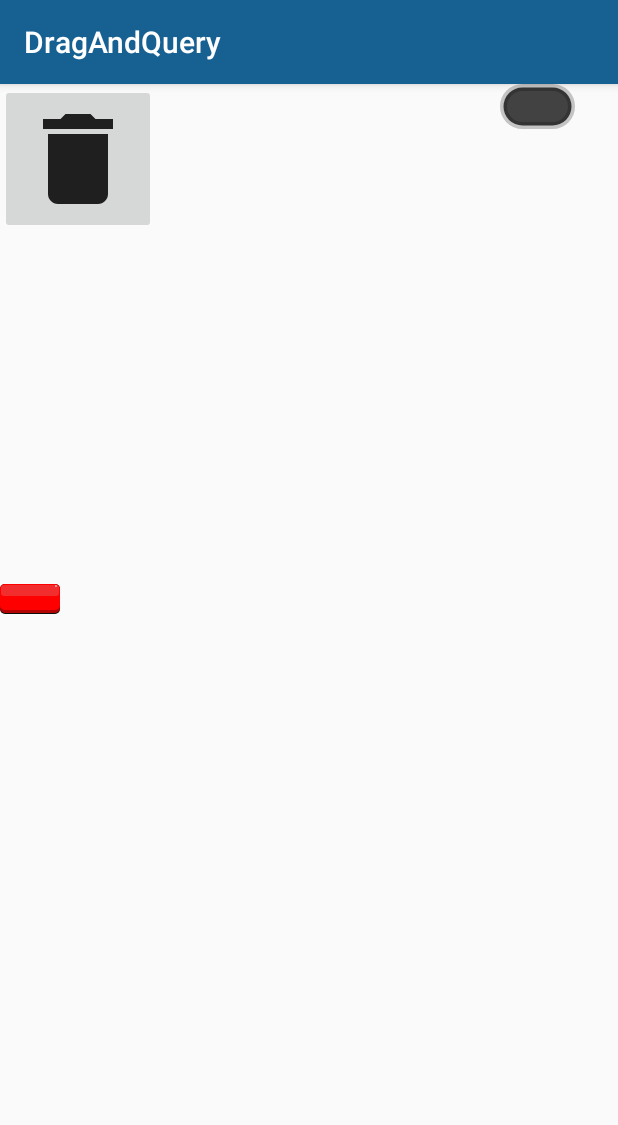
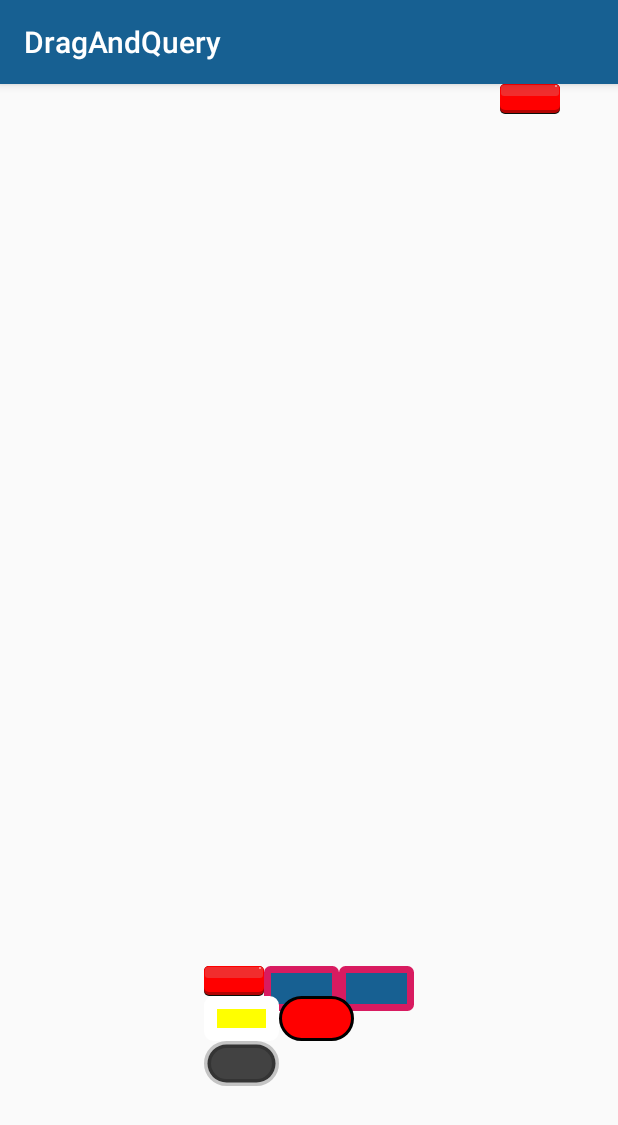
Before and after one commit to PatrickAbels8/DragAndQuery, an Android app: the Practice screen opened directly, with no data from a screen before it, on a phone screen of 412 x 824 dp. Shown: the top 1125 px of the screen. Run offline under Robolectric (Android 15) with nearby library versions, the phone set to English and light mode, and no system bars.

Commit message:
viewgroup buggy

```diff
--- a/app/src/main/java/com/example/dragandquery/Navigation.java
+++ b/app/src/main/java/com/example/dragandquery/Navigation.java
@@ -243,7 +243,7 @@ public class Navigation extends AppCompatActivity
     @Override
     //TODO back stack + add all the navi stuff to the other main activities after creating the main activities each
     public boolean onNavigationItemSelected(MenuItem item) {
-        Toast.makeText(getApplicationContext(), "onNavigationItemSelected", Toast.LENGTH_LONG).show();
+        //Toast.makeText(getApplicationContext(), "onNavigationItemSelected", Toast.LENGTH_LONG).show();
         // Handle navigation view item clicks here.
         int id = item.getItemId();
 
--- a/app/src/main/java/com/example/dragandquery/Practice.java
+++ b/app/src/main/java/com/example/dragandquery/Practice.java
@@ -7,9 +7,11 @@ import android.content.ClipData;
 import android.content.ClipDescription;
 import android.content.Context;
 import android.os.Bundle;
+import android.util.Log;
 import android.view.DragEvent;
 import android.view.MotionEvent;
 import android.view.View;
+import android.view.ViewGroup;
 import android.widget.Button;
 import android.widget.ImageButton;
 import android.widget.ImageView;
@@ -19,6 +21,9 @@ import android.widget.Toast;
 
 import com.example.dragandquery.block.Block;
 import com.example.dragandquery.block.BlockFactory;
+import com.example.dragandquery.block.BlockT;
+import com.example.dragandquery.block.BlockView;
+import com.example.dragandquery.block.Node;
 
 /***
  * TODO
@@ -28,18 +33,21 @@ import com.example.dragandquery.block.BlockFactory;
 public class Practice extends AppCompatActivity {
 
     //coms
-    ImageButton btn;
-    ImageView iv1;
-    ImageView iv2;
+    BlockView draggedView;
+    BlockView otherView;
     Context context;
     TextView text;
     RelativeLayout layout;
 
+    RelativeLayout l;
+
+    RelativeLayout draggedLayout;
+
     //vars
     int xDelta;
     int yDelta;
-    Block bs;
-    Block ba;
+    BlockT draggedBlock;
+    BlockT otherBlock;
 
     @SuppressLint("ClickableViewAccessibility")
     @Override
@@ -48,280 +56,101 @@ public class Practice extends AppCompatActivity {
         setContentView(R.layout.activity_practice);
         context = getApplicationContext();
 
+        l = (RelativeLayout) findViewById(R.id.l);
+        l.setOnTouchListener(new View.OnTouchListener() {
+            @Override
+            public boolean onTouch(View view, MotionEvent motionEvent) {
+                if((motionEvent.getAction()==MotionEvent.ACTION_DOWN)){
+                    ClipData data = ClipData.newPlainText("", "");
+                    View.DragShadowBuilder shadow = new View.DragShadowBuilder(view);
+                    view.startDragAndDrop(data, shadow, view, View.DRAG_FLAG_OPAQUE);
+                    view.setVisibility(View.INVISIBLE);
+                    return true;
+                }else
+                    return false;
+            }
+        });
+
         //init stuff
-        btn = (ImageButton) findViewById(R.id.button);
-        //iv1 = (ImageView) findViewById(R.id.iv1);
-        //iv2 = (ImageView) findViewById(R.id.iv2);
         text = (TextView) findViewById(R.id.text);
         layout = (RelativeLayout) findViewById(R.id.layout);
 
-        bs = BlockFactory.getInstance().SELECT;
-        ba = BlockFactory.getInstance().WHERE;
-        iv1 = (bs).createView(context);
-        iv2 = (ba).createView(context);
-        iv2.setX(500);
-        iv1.setY(500);
-        layout.addView(iv1);
-        layout.addView(iv2);
+        draggedBlock = BlockT.SELECT;
+        otherBlock = BlockT.ATTRIBUTE;
+        draggedView = draggedBlock.createView(context);
+        otherView = otherBlock.createView(context);
 
-        btn.setTag("button");
-        iv1.setTag("iv1");
-        iv2.setTag("iv2");
+        RelativeLayout.LayoutParams lp1 = new RelativeLayout.LayoutParams(RelativeLayout.LayoutParams.WRAP_CONTENT, RelativeLayout.LayoutParams.WRAP_CONTENT);
+        RelativeLayout.LayoutParams lp2 = new RelativeLayout.LayoutParams(RelativeLayout.LayoutParams.WRAP_CONTENT, RelativeLayout.LayoutParams.WRAP_CONTENT);
+        lp1.setMarginStart(500);
+        lp2.setMarginStart(800);
+        layout.addView(draggedView, lp1);
+        layout.addView(otherView, lp2);
 
-        iv1.setOnTouchListener(new View.OnTouchListener() {
+        draggedLayout = new RelativeLayout(context);
+
+        RelativeLayout.LayoutParams lp3 = new RelativeLayout.LayoutParams(RelativeLayout.LayoutParams.WRAP_CONTENT, RelativeLayout.LayoutParams.WRAP_CONTENT);
+        //lp3.setMarginStart(500);
+        layout.addView(draggedLayout, lp3);
+
+        layout.removeView(draggedView);
+        draggedLayout.addView(draggedView);
+
+        Log.d("############# dragged_Layout dim", Integer.toString(draggedLayout.getChildCount()));
+
+        draggedLayout.setOnTouchListener(new View.OnTouchListener() {
             @Override
             public boolean onTouch(View view, MotionEvent motionEvent) {
-                final int X = (int) motionEvent.getRawX();
-                final int Y = (int) motionEvent.getRawY();
-                switch(motionEvent.getAction()&MotionEvent.ACTION_MASK) {
-                    case MotionEvent.ACTION_DOWN:
-                        RelativeLayout.LayoutParams lParams = (RelativeLayout.LayoutParams) view.getLayoutParams();
-                        xDelta = X - lParams.leftMargin;
-                        yDelta = Y - lParams.topMargin;
-                        break;
-                    case MotionEvent.ACTION_UP:
-                        break;
-                    case MotionEvent.ACTION_POINTER_DOWN:
-                        break;
-                    case MotionEvent.ACTION_POINTER_UP:
-                        break;
-                    case MotionEvent.ACTION_MOVE:
-                        //set lable for clearing
-                        /*ClipData data = ClipData.newPlainText("iv1", "");
-                        View.DragShadowBuilder shadow = new View.DragShadowBuilder(view);
-                        view.startDragAndDrop(data, shadow, view, 0);*/
+                if((motionEvent.getAction()==MotionEvent.ACTION_DOWN)){
+                    ClipData data = ClipData.newPlainText("", "");
+                    View.DragShadowBuilder shadow = new View.DragShadowBuilder(view);
+                    view.startDragAndDrop(data, shadow, view, View.DRAG_FLAG_OPAQUE);
+                    view.setVisibility(View.INVISIBLE);
+                    return true;
+                }else
+                    return false;
+            }
+        });
 
-                        RelativeLayout.LayoutParams layoutParams = (RelativeLayout.LayoutParams) view.getLayoutParams();
-                        layoutParams.leftMargin = X - xDelta;
-                        layoutParams.topMargin = Y - yDelta;
-                        layoutParams.rightMargin = -250;
-                        layoutParams.bottomMargin = -250;
-                        view.setLayoutParams(layoutParams);
+        layout.setOnDragListener((view, dragEvent) -> {
+            int dragID = dragEvent.getAction();
+            switch(dragID) {
+                //what if night enters d4
+                case DragEvent.ACTION_DRAG_ENTERED:
+                    break;
+                //what if night exited d4
+                case DragEvent.ACTION_DRAG_EXITED:
+                    break;
+                //what if night is finally dropped on d4
+                case DragEvent.ACTION_DROP:
+                    Object o = dragEvent.getLocalState();
+                    if(o instanceof BlockView) {
+                        BlockView draggedView = (BlockView) o;
+                        draggedView.setX(dragEvent.getX()-draggedView.getWidth()/2);
+                        draggedView.setY(dragEvent.getY()-draggedView.getHeight()/2);
+                        draggedView.setVisibility(View.VISIBLE);
+                    }else if(o instanceof RelativeLayout) {
+                        RelativeLayout draggedLayout = (RelativeLayout) o;
+                        draggedLayout.setX(dragEvent.getX()-draggedLayout.getWidth()/2);
+                        draggedLayout.setY(dragEvent.getY()-draggedLayout.getHeight()/2);
+                        draggedLayout.setVisibility(View.VISIBLE);
+                    }
+                    break;
+            }
+            return true;
+        });
 
-
-                        break;
-                }
-                layout.invalidate();
+        otherView.setOnLongClickListener(new View.OnLongClickListener() {
+            @Override
+            public boolean onLongClick(View view) {
+                RelativeLayout.LayoutParams lp = new RelativeLayout.LayoutParams(RelativeLayout.LayoutParams.WRAP_CONTENT, RelativeLayout.LayoutParams.WRAP_CONTENT);
+                lp.addRule(RelativeLayout.RIGHT_OF, draggedView.getId());
+                layout.removeView(view);
+                draggedLayout.addView(view, lp);
                 return true;
             }
         });
 
-        iv2.setOnTouchListener(new View.OnTouchListener() {
-            @Override
-            public boolean onTouch(View view, MotionEvent motionEvent) {
-                if((motionEvent.getAction()==MotionEvent.ACTION_DOWN)&&((ImageView)view).getDrawable()!=null){
-                    ClipData data = ClipData.newPlainText("iv2", "");
-                    View.DragShadowBuilder shadow = new View.DragShadowBuilder(view);
-                    view.startDragAndDrop(data, shadow, view, 0);
-                    return true;
-                }else
-                    return false;
 
-            }
-        });
-
-        iv2.setOnDragListener(new View.OnDragListener() {
-            @Override
-            public boolean onDrag(View view, DragEvent dragEvent) {
-                switch (dragEvent.getAction()){
-                    case DragEvent.ACTION_DROP:
-                        Toast.makeText(context, "DROP", Toast.LENGTH_SHORT).show();
-                        break;
-                }
-                return true;
-            }
-        });
-
-        /*iv2.setOnTouchListener(new View.OnTouchListener() {
-            @Override
-            public boolean onTouch(View view, MotionEvent motionEvent) {
-                final int X = (int) motionEvent.getRawX();
-                final int Y = (int) motionEvent.getRawY();
-                switch(motionEvent.getAction()&MotionEvent.ACTION_MASK) {
-                    case MotionEvent.ACTION_DOWN:
-                        RelativeLayout.LayoutParams lParams = (RelativeLayout.LayoutParams) view.getLayoutParams();
-                        xDelta = X - lParams.leftMargin;
-                        yDelta = Y - lParams.topMargin;
-                        break;
-                    case MotionEvent.ACTION_UP:
-                        break;
-                    case MotionEvent.ACTION_POINTER_DOWN:
-                        break;
-                    case MotionEvent.ACTION_POINTER_UP:
-                        break;
-                    case MotionEvent.ACTION_MOVE:
-                        RelativeLayout.LayoutParams layoutParams = (RelativeLayout.LayoutParams) view.getLayoutParams();
-                        layoutParams.leftMargin = X - xDelta;
-                        layoutParams.topMargin = Y - yDelta;
-                        layoutParams.rightMargin = -250;
-                        layoutParams.bottomMargin = -250;
-                        view.setLayoutParams(layoutParams);
-                        break;
-                }
-                layout.invalidate();
-                return true;
-            }
-        });*/
-
-        btn.setOnDragListener(new View.OnDragListener() {
-            @Override
-            public boolean onDrag(View view, DragEvent dragEvent) {
-                //Toast.makeText(context, "drag noticed", Toast.LENGTH_SHORT).show();
-                int dragID = dragEvent.getAction();
-                switch(dragID) {
-                    //what if night enters d4
-                    case DragEvent.ACTION_DRAG_ENTERED:
-                        Toast.makeText(context, "so entered me btn", Toast.LENGTH_SHORT).show();
-                        btn.setHovered(true);
-                        break;
-                    //what if night exited d4
-                    case DragEvent.ACTION_DRAG_EXITED:
-                        Toast.makeText(context, "so exited me btn", Toast.LENGTH_SHORT).show();
-                        btn.setHovered(false);
-                        break;
-                    //what if night is finally dropped on d4
-                    case DragEvent.ACTION_DROP:
-                        /*ClipData data = dragEvent.getClipData();
-                        ClipDescription description = data.getDescription();
-                        CharSequence droppedIv = description.getLabel();*/
-                        Toast.makeText(context, "so dropped at me btn: "
-                               //  +droppedIv
-                                , Toast.LENGTH_SHORT).show();
-                        //layout.removeView();
-                }
-                return true;
-            }
-        });
-
-        /*iv2.setOnDragListener(new View.OnDragListener() {
-            @Override
-            public boolean onDrag(View view, DragEvent dragEvent) {
-                //Toast.makeText(context, "drag noticed", Toast.LENGTH_SHORT).show();
-                int dragID = dragEvent.getAction();
-                switch(dragID) {
-                    //what if night enters d4
-                    case DragEvent.ACTION_DRAG_ENTERED:
-                        Toast.makeText(context, "so entered me iv2", Toast.LENGTH_SHORT).show();
-                        btn.setHovered(true);
-                        break;
-                    //what if night exited d4
-                    case DragEvent.ACTION_DRAG_EXITED:
-                        Toast.makeText(context, "so exited me iv2", Toast.LENGTH_SHORT).show();
-                        btn.setHovered(false);
-                        break;
-                    //what if night is finally dropped on d4
-                    case DragEvent.ACTION_DROP:
-                        Toast.makeText(context, "so dropped at me iv2", Toast.LENGTH_SHORT).show();
-                }
-                return true;
-            }
-        });*/
-
-        iv1.setOnDragListener(new View.OnDragListener() {
-            @Override
-            public boolean onDrag(View view, DragEvent dragEvent) {
-                /*boolean viewFitsRight = false;
-                boolean viewFitsLeft = false;
-
-                Class<? extends Block> viewBlock = (Class<? extends Block>) view.getTag();
-                Class<? extends Block> curViewBlock = (Class<? extends Block>) iv1.getTag();
-
-                for (Class<? extends Block> b : ((Block) iv1.getTag()).getSuccessors()) {
-                    if (viewBlock.equals(b)) {
-                        viewFitsRight = true;
-                    }
-                }
-
-                for (Class<? extends Block> b : ((Block) view.getTag()).getSuccessors()) {
-                    if (curViewBlock.equals(b)) {
-                        viewFitsLeft = true;
-                    }
-                }
-*/
-                int dragID = dragEvent.getAction();
-                switch (dragID) {
-                    case DragEvent.ACTION_DRAG_ENTERED:
-                        //if pres and sucs match, make an animation
-                        /*if (viewFitsLeft) {
-                            text.setText("fits left");
-                        }
-                        if (viewFitsRight) {
-                            text.setText("fits right");
-                        }*/
-                        break;
-                    case DragEvent.ACTION_DRAG_EXITED:
-                        //if there was, end the animation
-                        //text.setText("");
-                        break;
-                    case DragEvent.ACTION_DROP:
-                        //if prex and sucs match, glue them together
-                        /*if (viewFitsLeft) {
-                            text.setText("DROP left");
-                        }
-                        if (viewFitsRight) {
-                            text.setText("DROP right");
-                        }*/
-                        Toast.makeText(context, "DROP", Toast.LENGTH_SHORT).show();
-                        Object o = dragEvent.getLocalState();
-                        if(o instanceof ImageView) {
-                            ImageView iv = (ImageView) o;
-                            iv.setX(view.getX()+view.getWidth());
-                            iv.setY(view.getY());
-                        }
-                        break;
-                }
-                return true;
-            }
-        });
-
-                /*iv2.setOnDragListener(new View.OnDragListener() {
-                    @Override
-                    public boolean onDrag(View view, DragEvent dragEvent) {
-                        boolean viewFitsRight = false;
-                        boolean viewFitsLeft = false;
-
-                        Class<? extends Block> viewBlock = (Class<? extends Block>) view.getTag();
-                        Class<? extends Block> curViewBlock = (Class<? extends Block>) iv1.getTag();
-
-                        for (Class<? extends Block> b : ((Block) iv1.getTag()).getSuccessors()) {
-                            if (viewBlock.equals(b)) {
-                                viewFitsRight = true;
-                            }
-                        }
-
-                        for (Class<? extends Block> b : ((Block) view.getTag()).getSuccessors()) {
-                            if (curViewBlock.equals(b)) {
-                                viewFitsLeft = true;
-                            }
-                        }
-
-                        int dragID = dragEvent.getAction();
-                        switch (dragID) {
-                            case DragEvent.ACTION_DRAG_ENTERED:
-                                //if pres and sucs match, make an animation
-                                if (viewFitsLeft) {
-                                    text.setText("fits left");
-                                }
-                                if (viewFitsRight) {
-                                    text.setText("fits right");
-                                }
-                                break;
-                            case DragEvent.ACTION_DRAG_EXITED:
-                                //if there was, end the animation
-                                text.setText("");
-                                break;
-                            case DragEvent.ACTION_DROP:
-                                //if prex and sucs match, glue them together
-                                if (viewFitsLeft) {
-                                    text.setText("DROP left");
-                                }
-                                if (viewFitsRight) {
-                                    text.setText("DROP right");
-                                }
-                                break;
-                        }
-                        return true;
-                    }
-                });*/
    }
 }
--- a/app/src/main/java/com/example/dragandquery/block/BlockT.java
+++ b/app/src/main/java/com/example/dragandquery/block/BlockT.java
@@ -109,8 +109,8 @@ public enum BlockT {
         return sucs;
     }
 
-    public ImageView createView(Context context){
-        ImageView view = new BlockView(context);
+    public BlockView createView(Context context){
+        BlockView view = new BlockView(context);
         view.setImageResource(getDesign());
         view.setTag(this);
         return view;
--- a/app/src/main/java/com/example/dragandquery/free/Fragment_Blocks.java
+++ b/app/src/main/java/com/example/dragandquery/free/Fragment_Blocks.java
@@ -116,7 +116,7 @@ public class Fragment_Blocks extends Fragment {
                     public boolean onTouch(View view, MotionEvent motionEvent) {
                         if(motionEvent.getAction()==MotionEvent.ACTION_DOWN){
                             showOrHideBlocks(null, -1);
-                            float rawX = motionEvent.getX();
+                            float rawX = motionEvent.getX(); //todo take view pos but event pos OR getRawX but getX
                             float rawY = motionEvent.getY() - (float)ll_blocks.getHeight() - (float)ll_categories.getHeight();
                             listener.onBlockDragged(view, rawX, rawY);
                         }
--- a/app/src/main/java/com/example/dragandquery/tutorial/TutorialCategory.java
+++ b/app/src/main/java/com/example/dragandquery/tutorial/TutorialCategory.java
@@ -194,6 +194,11 @@ public class TutorialCategory extends AppCompatActivity {
                 addLection(getString(R.string.cat1_lec4));
                 addLection(getString(R.string.cat1_lec5));
                 addLection(getString(R.string.cat1_lec6));
+                addLection(getString(R.string.cat1_lec7));
+                addLection(getString(R.string.cat1_lec8));
+                addLection(getString(R.string.cat1_lec9));
+                addLection(getString(R.string.cat1_lec10));
+                addLection(getString(R.string.cat1_lec11));
 
                 exp_key = getString(R.string.tutScore1_key);
                 exp_unlocked_key = getString(R.string.tutScore1_unlocked_key);
--- a/app/src/main/res/layout/activity_practice.xml
+++ b/app/src/main/res/layout/activity_practice.xml
@@ -7,14 +7,6 @@
     tools:context=".Practice"
     android:id="@+id/layout">
 
-    <ImageButton
-        android:id="@+id/button"
-        android:layout_width="wrap_content"
-        android:layout_height="wrap_content"
-        android:layout_alignParentTop="true"
-        android:layout_alignParentLeft="true"
-        android:src="@drawable/garbage_collector"/>
-
     <TextView
         android:layout_width="wrap_content"
         android:layout_height="wrap_content"
@@ -22,4 +14,52 @@
         android:layout_centerHorizontal="true"
         android:id="@+id/text"/>
 
+    <RelativeLayout
+        android:layout_width="wrap_content"
+        android:layout_height="wrap_content"
+        android:layout_alignParentBottom="true"
+        android:layout_centerInParent="true"
+        android:layout_marginBottom="100dp"
+        android:id="@+id/l">
+
+        <ImageView
+            android:layout_width="wrap_content"
+            android:layout_height="wrap_content"
+            android:src="@drawable/select_block"
+            android:id="@+id/b1"/>
+
+        <ImageView
+            android:id="@+id/b2"
+            android:layout_width="wrap_content"
+            android:layout_height="wrap_content"
+            android:src="@drawable/attribute_block"
+            android:layout_toRightOf="@id/b1"/>
+
+        <ImageView
+            android:layout_width="wrap_content"
+            android:layout_height="wrap_content"
+            android:src="@drawable/attribute_block"
+            android:layout_toRightOf="@id/b2"/>
+
+        <ImageView
+            android:id="@+id/b3"
+            android:layout_width="wrap_content"
+            android:layout_height="wrap_content"
+            android:src="@drawable/from_block"
+            android:layout_below="@id/b1"/>
+
+        <ImageView
+            android:layout_width="wrap_content"
+            android:layout_height="wrap_content"
+            android:src="@drawable/where_block"
+            android:layout_below="@id/b3"/>
+
+        <ImageView
+            android:layout_width="wrap_content"
+            android:layout_height="wrap_content"
+            android:src="@drawable/table_block"
+            android:layout_below="@id/b1"
+            android:layout_toRightOf="@id/b3"/>
+    </RelativeLayout>
+
 </RelativeLayout>
```
Also changed, not shown: app/src/main/java/com/example/dragandquery/block/Node.java (+25 -0 lines), app/src/main/java/com/example/dragandquery/free/Fragment_Query.java (+149 -75 lines), app/src/main/res/values/strings.xml (+28 -7 lines).
